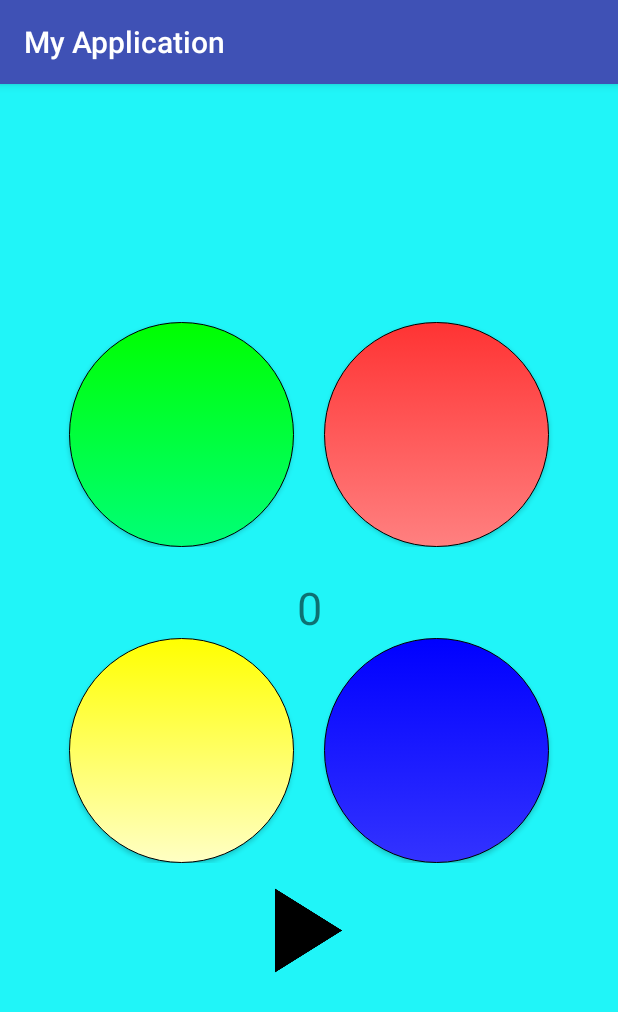
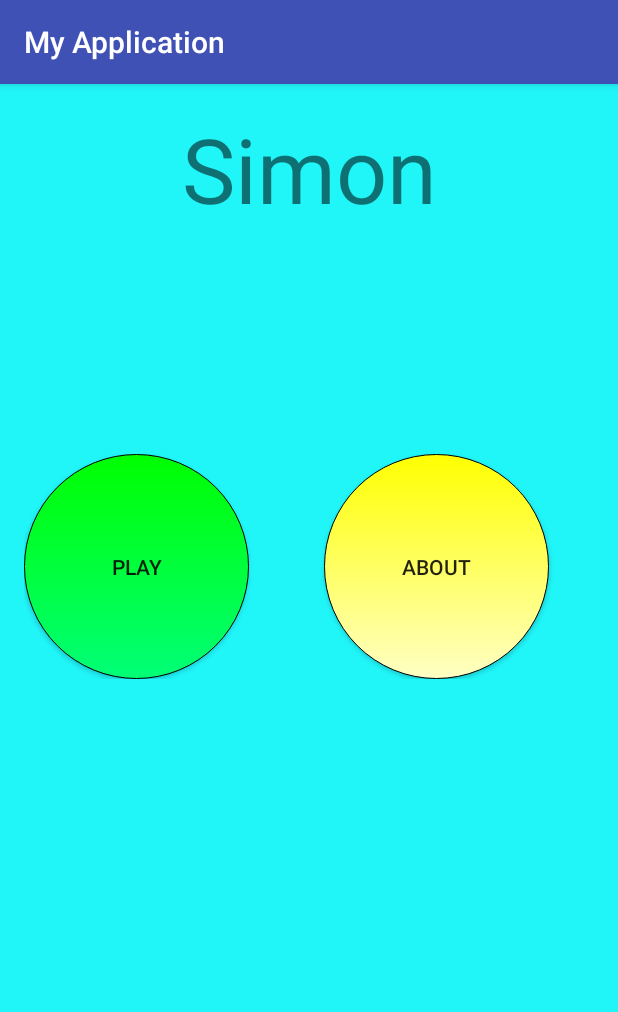
Before and after one commit to Rivalremi/Appz, an Android app: the screen it shows after launch (MainActivity before the commit, MainMenu after it), on a phone screen of 412 x 824 dp. Shown: the top 1012 px of the screen. Run offline under Robolectric (Android 15) with nearby library versions, the phone set to English and light mode, and no system bars.

Commit message:
Added Main and About menues

```diff
--- /dev/null
+++ b/app/src/main/java/com/example/admin/myapplication/MainMenu.java
@@ -0,0 +1,31 @@
+package com.example.admin.myapplication;
+
+import android.content.Intent;
+import android.support.v7.app.AppCompatActivity;
+import android.os.Bundle;
+import android.view.View;
+
+public class MainMenu extends AppCompatActivity {
+
+    Intent toAbout;
+    Intent toGame;
+
+    @Override
+    protected void onCreate(Bundle savedInstanceState) {
+        super.onCreate(savedInstanceState);
+        setContentView(R.layout.activity_main_menu);
+        toAbout = new Intent(this , AboutPage.class);
+        toGame = new Intent(this , MainActivity.class);
+    }
+    public void About(View v){
+        startActivity(toAbout);
+        overridePendingTransition(R.anim.slide_in_right,R.anim.slide_out_left);
+        finish();
+    }
+    public void PlayGame(View v){
+        startActivity(toGame);
+        overridePendingTransition(R.anim.slide_in,R.anim.slide_out_right);
+        finish();
+    }
+
+}
--- /dev/null
+++ b/app/src/main/res/anim/slide_in.xml
@@ -0,0 +1,6 @@
+<?xml version="1.0" encoding="utf-8"?>
+<set xmlns:android="http://schemas.android.com/apk/res/android" android:shareInterpolator="false">
+    <translate android:duration="400" android:fromXDelta="-100%" android:toXDelta="0%"/>
+    <alpha android:duration="400" android:fromAlpha="0.0" android:toAlpha="1.0"/>
+
+</set>
--- /dev/null
+++ b/app/src/main/res/anim/slide_in_right.xml
@@ -0,0 +1,6 @@
+<?xml version="1.0" encoding="utf-8"?>
+<set xmlns:android="http://schemas.android.com/apk/res/android" android:shareInterpolator="false">
+    <translate android:duration="400" android:fromXDelta="100%" android:toXDelta="0%"/>
+    <alpha android:duration="400" android:fromAlpha="0.0" android:toAlpha="1.0"/>
+
+</set>
--- /dev/null
+++ b/app/src/main/res/anim/slide_out_left.xml
@@ -0,0 +1,5 @@
+<?xml version="1.0" encoding="utf-8"?>
+<set xmlns:android="http://schemas.android.com/apk/res/android" android:shareInterpolator="false">
+    <translate android:duration="400" android:fromXDelta="-0%" android:toXDelta="-100%"/>
+    <alpha android:duration="400" android:fromAlpha="1.0" android:toAlpha="0.0"/>
+</set>
--- /dev/null
+++ b/app/src/main/res/anim/slide_out_right.xml
@@ -0,0 +1,5 @@
+<?xml version="1.0" encoding="utf-8"?>
+<set xmlns:android="http://schemas.android.com/apk/res/android" android:shareInterpolator="false">
+    <translate android:duration="400" android:fromXDelta="0%" android:toXDelta="100%"/>
+    <alpha android:duration="400" android:fromAlpha="1.0" android:toAlpha="0.0"/>
+</set>
--- a/app/src/main/res/layout/activity_high_score_show.xml
+++ b/app/src/main/res/layout/activity_high_score_show.xml
@@ -8,7 +8,8 @@
     android:paddingRight="@dimen/activity_horizontal_margin"
     android:paddingTop="@dimen/activity_vertical_margin"
     tools:context="com.example.admin.myapplication.HighScoreShow"
-    android:orientation="vertical">
+    android:orientation="vertical"
+    android:background="#20f5f8">
 
     <TextView
         android:layout_width="match_parent"
--- /dev/null
+++ b/app/src/main/res/layout/activity_main_menu.xml
@@ -0,0 +1,40 @@
+<?xml version="1.0" encoding="utf-8"?>
+<LinearLayout xmlns:android="http://schemas.android.com/apk/res/android"
+    xmlns:tools="http://schemas.android.com/tools"
+    android:layout_width="match_parent"
+    android:layout_height="match_parent"
+    android:paddingBottom="@dimen/activity_vertical_margin"
+    android:paddingLeft="@dimen/activity_horizontal_margin"
+    android:paddingRight="@dimen/activity_horizontal_margin"
+    android:paddingTop="@dimen/activity_vertical_margin"
+    tools:context="com.example.admin.myapplication.MainMenu"
+    android:background="#20f5f8"
+    android:orientation="vertical">
+    <TextView
+        android:layout_width="match_parent"
+        android:layout_height="wrap_content"
+        android:textSize="60sp"
+        android:text="Simon"
+        android:gravity="center"/>
+    <LinearLayout
+        android:paddingTop="150sp"
+        android:layout_width="match_parent"
+        android:layout_height="wrap_content"
+        android:orientation="horizontal">
+        <Button android:onClick="PlayGame"
+            android:layout_gravity="center"
+            android:layout_width="150sp"
+            android:layout_height="150sp"
+            android:text="Play"
+            android:background="@drawable/shapegreen" />
+        <Button android:onClick="About"
+            android:layout_width="150sp"
+            android:layout_height="150sp"
+            android:background="@drawable/shapeyellow"
+            android:text="About"
+            android:layout_marginLeft="50sp"/>
+
+
+</LinearLayout>
+
+</LinearLayout>
```
Also changed, not shown: app/src/main/AndroidManifest.xml (+7 -3 lines), app/src/main/java/com/example/admin/myapplication/AboutPage.java (added, +23 -0 lines), app/src/main/res/layout/activity_about_page.xml (added, +47 -0 lines), app/src/main/res/layout/activity_high_score.xml (deleted, +0 -22 lines).
